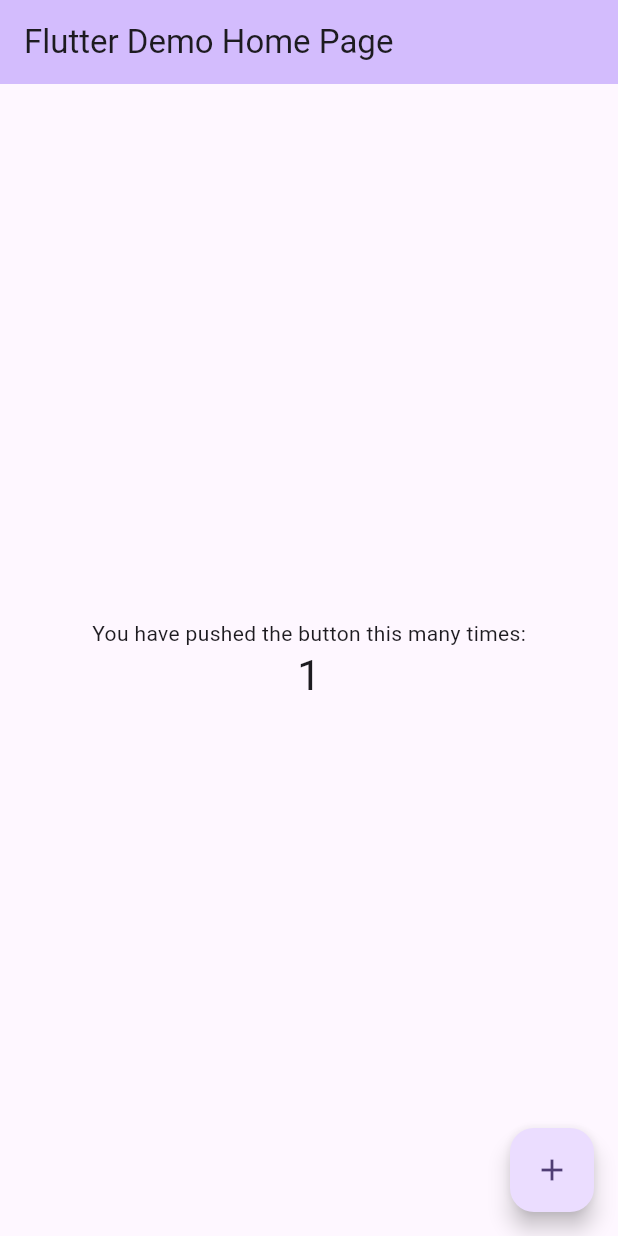
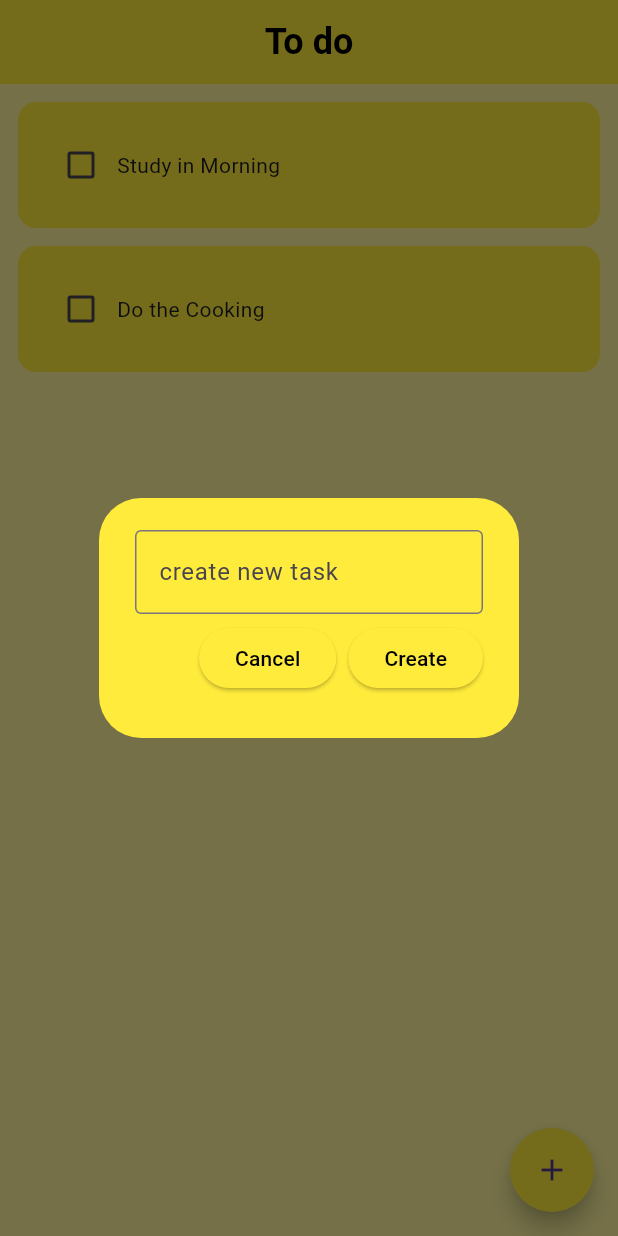
Before and after one commit to jitu-yadav/TodoApp-Flutter, a Flutter app: the screen it shows after launch, after a tap on the "add" icon, on a phone screen of 412 x 824 dp. Run offline on Flutter 3.47's test engine with Material 3 defaults, Android fonts, the phone set to English and light mode, and no system bars; drawn by our look-alikes of flutter_slidable; our stand-ins replace hive, hive_flutter; accounts and stored records are empty.

Commit message:
Added hive database for todo app.

```diff
--- /dev/null
+++ b/lib/data/todo_database.dart
@@ -0,0 +1,27 @@
+import 'package:hive_flutter/hive_flutter.dart';
+
+class TodoDatabase {
+
+  List todoList = [];
+
+  final _myBox = Hive.box("mybox");
+
+  //Create default data when user launch app for the first time ever
+  void createDefaultData() {
+    todoList = [
+    ["Study in Morning", false],
+    ["Do the Cooking", false],
+  ];
+  }
+
+  //Get the data from database
+  void loadData() {
+    todoList = _myBox.get("TODOLIST");
+  }
+
+  //update the database on change of data
+  void updateTodoData() {
+    _myBox.put("TODOLIST", todoList);
+  }
+
+}
--- a/lib/main.dart
+++ b/lib/main.dart
@@ -1,6 +1,13 @@
 import 'package:flutter/material.dart';
+import 'package:hive_flutter/hive_flutter.dart';
+import 'package:todo_application/pages/home_page.dart';
 
-void main() {
+void main() async {
+
+  await Hive.initFlutter();
+
+  var box = await Hive.openBox("mybox");
+
   runApp(const MyApp());
 }
 
@@ -11,112 +18,11 @@ class MyApp extends StatelessWidget {
   @override
   Widget build(BuildContext context) {
     return MaterialApp(
-      title: 'Flutter Demo',
+      debugShowCheckedModeBanner: false,
+      home: HomePage(),
       theme: ThemeData(
-        // This is the theme of your application.
-        //
-        // TRY THIS: Try running your application with "flutter run". You'll see
-        // the application has a purple toolbar. Then, without quitting the app,
-        // try changing the seedColor in the colorScheme below to Colors.green
-        // and then invoke "hot reload" (save your changes or press the "hot
-        // reload" button in a Flutter-supported IDE, or press "r" if you used
-        // the command line to start the app).
-        //
-        // Notice that the counter didn't reset back to zero; the application
-        // state is not lost during the reload. To reset the state, use hot
-        // restart instead.
-        //
-        // This works for code too, not just values: Most code changes can be
-        // tested with just a hot reload.
-        colorScheme: ColorScheme.fromSeed(seedColor: Colors.deepPurple),
+        appBarTheme: const AppBarTheme(backgroundColor: Colors.yellow),
       ),
-      home: const MyHomePage(title: 'Flutter Demo Home Page'),
     );
   }
 }
-
-class MyHomePage extends StatefulWidget {
-  const MyHomePage({super.key, required this.title});
-
-  // This widget is the home page of your application. It is stateful, meaning
-  // that it has a State object (defined below) that contains fields that affect
-  // how it looks.
-
-  // This class is the configuration for the state. It holds the values (in this
-  // case the title) provided by the parent (in this case the App widget) and
-  // used by the build method of the State. Fields in a Widget subclass are
-  // always marked "final".
-
-  final String title;
-
-  @override
-  State<MyHomePage> createState() => _MyHomePageState();
-}
-
-class _MyHomePageState extends State<MyHomePage> {
-  int _counter = 0;
-
-  void _incrementCounter() {
-    setState(() {
-      // This call to setState tells the Flutter framework that something has
-      // changed in this State, which causes it to rerun the build method below
-      // so that the display can reflect the updated values. If we changed
-      // _counter without calling setState(), then the build method would not be
-      // called again, and so nothing would appear to happen.
-      _counter++;
-    });
-  }
-
-  @override
-  Widget build(BuildContext context) {
-    // This method is rerun every time setState is called, for instance as done
-    // by the _incrementCounter method above.
-    //
-    // The Flutter framework has been optimized to make rerunning build methods
-    // fast, so that you can just rebuild anything that needs updating rather
-    // than having to individually change instances of widgets.
-    return Scaffold(
-      appBar: AppBar(
-        // TRY THIS: Try changing the color here to a specific color (to
-        // Colors.amber, perhaps?) and trigger a hot reload to see the AppBar
-        // change color while the other colors stay the same.
-        backgroundColor: Theme.of(context).colorScheme.inversePrimary,
-        // Here we take the value from the MyHomePage object that was created by
-        // the App.build method, and use it to set our appbar title.
-        title: Text(widget.title),
-      ),
-      body: Center(
-        // Center is a layout widget. It takes a single child and positions it
-        // in the middle of the parent.
-        child: Column(
-          // Column is also a layout widget. It takes a list of children and
-          // arranges them vertically. By default, it sizes itself to fit its
-          // children horizontally, and tries to be as tall as its parent.
-          //
-          // Column has various properties to control how it sizes itself and
-          // how it positions its children. Here we use mainAxisAlignment to
-          // center the children vertically; the main axis here is the vertical
-          // axis because Columns are vertical (the cross axis would be
-          // horizontal).
-          //
-          // TRY THIS: Invoke "debug painting" (choose the "Toggle Debug Paint"
-          // action in the IDE, or press "p" in the console), to see the
-          // wireframe for each widget.
-          mainAxisAlignment: MainAxisAlignment.center,
-          children: <Widget>[
-            const Text('You have pushed the button this many times:'),
-            Text(
-              '$_counter',
-              style: Theme.of(context).textTheme.headlineMedium,
-            ),
-          ],
-        ),
-      ),
-      floatingActionButton: FloatingActionButton(
-        onPressed: _incrementCounter,
-        tooltip: 'Increment',
-        child: const Icon(Icons.add),
-      ), // This trailing comma makes auto-formatting nicer for build methods.
-    );
-  }
-}
--- /dev/null
+++ b/lib/pages/home_page.dart
@@ -0,0 +1,114 @@
+import 'package:flutter/material.dart';
+import 'package:hive/hive.dart';
+import 'package:todo_application/data/todo_database.dart';
+import 'package:todo_application/util/create_task_dialog.dart';
+import 'package:todo_application/util/todo_tile.dart';
+
+class HomePage extends StatefulWidget {
+  HomePage({super.key});
+
+  @override
+  State<HomePage> createState() => _HomePageState();
+}
+
+class _HomePageState extends State<HomePage> {
+
+  //Reference to hive box
+  final _myBox = Hive.box("mybox");
+  TodoDatabase db = TodoDatabase();
+
+  final _controller = TextEditingController();
+
+  @override
+  void initState() {
+    if(_myBox.get("TODOLIST") == null) {
+      db.createDefaultData();
+    } else {
+      db.loadData();
+    }
+
+    super.initState();
+  }
+
+  //Checkbox clicked
+  void onCheckBoxChanged(bool? value, int index) {
+    setState(() {
+      db.todoList[index][1] = value;
+    });
+  }
+
+  //Update new task
+  void updateNewTask() {
+    setState(() {
+      db.todoList.add([_controller.text, false]);
+      _controller.clear();
+    });
+
+    db.updateTodoData();
+
+    Navigator.of(context).pop();
+  }
+
+  //Delete Task
+  void deleteTask(int index) {
+    setState(() {
+      db.todoList.removeAt(index);
+    });
+
+    db.updateTodoData();
+  }
+
+  //Dialogbox
+  void createTaskDialog() {
+    showDialog(
+      context: context,
+      builder: (context) {
+        return CreateTaskDialog(
+          controller: _controller,
+          onCancel: () {
+            Navigator.of(context).pop();
+          },
+          onSave: updateNewTask,
+        );
+      },
+    );
+  }
+
+  @override
+  Widget build(BuildContext context) {
+    return Scaffold(
+      backgroundColor: Colors.yellow[200],
+      //App bar
+      appBar: AppBar(
+        title: Center(child: Text("To do")),
+        titleTextStyle: TextStyle(
+          fontWeight: FontWeight.bold,
+          fontSize: 24,
+          color: Colors.black,
+        ),
+      ),
+
+      // Todo list UI
+      body: ListView.builder(
+        itemCount: db.todoList.length,
+        itemBuilder: (context, index) {
+          return TodoTile(
+            taskName: db.todoList[index][0],
+            isTaskCompleted: db.todoList[index][1],
+            onChanged: (value) => {onCheckBoxChanged(value, index)},
+            onDelete: (context) => {
+              deleteTask(index)
+            },
+          );
+        },
+      ),
+
+      floatingActionButton: FloatingActionButton(
+        onPressed: createTaskDialog,
+        child: Icon(Icons.add),
+        shape: OvalBorder(),
+        backgroundColor: Colors.yellow,
+      ),
+    );
+  }
+}
--- /dev/null
+++ b/lib/util/create_task_dialog.dart
@@ -0,0 +1,49 @@
+import 'package:flutter/material.dart';
+import 'package:todo_application/util/my_button.dart';
+
+class CreateTaskDialog extends StatelessWidget {
+
+  final TextEditingController? controller;
+  VoidCallback onSave;
+  VoidCallback onCancel;
+
+  CreateTaskDialog({super.key, required this.controller, required this.onCancel, required this.onSave});
+
+  @override
+  Widget build(BuildContext context) {
+    return AlertDialog(
+      backgroundColor: Colors.yellow,
+      content: Container(
+        height: 120,
+        child: Column(
+          mainAxisAlignment: MainAxisAlignment.spaceEvenly,
+          children: [
+            //Input field
+            TextField(
+              controller: controller,
+              decoration: InputDecoration(
+                hintText: "create new task",
+                border: OutlineInputBorder(),
+              ),
+            ),
+
+            //Buttons
+            Row(
+              mainAxisAlignment: MainAxisAlignment.end,
+              children: [
+                //cancel button
+                MyButton(btnText: "Cancel", btnAction: onCancel),
+
+                //Space between 2 buttons
+                SizedBox(width: 8),
+
+                //save button
+                MyButton(btnText: "Create", btnAction: onSave),
+              ],
+            ),
+          ],
+        ),
+      ),
+    );
+  }
+}
--- /dev/null
+++ b/lib/util/my_button.dart
@@ -0,0 +1,21 @@
+import 'package:flutter/material.dart';
+
+class MyButton extends StatelessWidget {
+
+  String btnText;
+  VoidCallback btnAction;
+
+  MyButton({super.key, required this.btnText, required this.btnAction});
+
+  @override
+  Widget build(BuildContext context) {
+    return ElevatedButton(onPressed: btnAction,
+    style: ElevatedButton.styleFrom(
+      backgroundColor: Colors.yellow,
+      foregroundColor: Colors.black
+    ),
+    child: Text(
+      btnText,
+    ),);
+  }
+}
--- /dev/null
+++ b/lib/util/todo_tile.dart
@@ -0,0 +1,63 @@
+import 'package:flutter/material.dart';
+import 'package:flutter_slidable/flutter_slidable.dart';
+
+class TodoTile extends StatelessWidget {
+  String taskName;
+  bool isTaskCompleted;
+  Function(bool?)? onChanged;
+  Function(BuildContext)? onDelete;
+
+  TodoTile({
+    super.key,
+    required this.taskName,
+    required this.isTaskCompleted,
+    required this.onChanged,
+    required this.onDelete,
+  });
+
+  @override
+  Widget build(BuildContext context) {
+    return Padding(
+      padding: const EdgeInsets.only(left: 12.0, right: 12, top: 12),
+      child: Slidable(
+        endActionPane: ActionPane(
+          motion: StretchMotion(),
+          children: [
+            SlidableAction(
+              onPressed: onDelete,
+              icon: Icons.delete,
+              backgroundColor: Colors.red,
+              borderRadius: BorderRadius.all(Radius.circular(12)),
+            ),
+          ],
+        ),
+
+        child: Container(
+          decoration: BoxDecoration(
+            color: Colors.yellow,
+            borderRadius: BorderRadius.circular(12),
+          ),
+          padding: EdgeInsets.all(18),
+          child: Row(
+            children: [
+              Checkbox(
+                value: isTaskCompleted,
+                onChanged: onChanged,
+                activeColor: Colors.black,
+              ),
+
+              Text(
+                taskName,
+                style: TextStyle(
+                  decoration: isTaskCompleted
+                      ? TextDecoration.lineThrough
+                      : TextDecoration.none,
+                ),
+              ),
+            ],
+          ),
+        ),
+      ),
+    );
+  }
+}
--- a/pubspec.yaml
+++ b/pubspec.yaml
@@ -30,14 +30,19 @@ environment:
 dependencies:
   flutter:
     sdk: flutter
+  hive: ^2.2.3
+  hive_flutter: ^1.1.0
 
   # The following adds the Cupertino Icons font to your application.
   # Use with the CupertinoIcons class for iOS style icons.
   cupertino_icons: ^1.0.8
+  flutter_slidable: ^4.0.0
 
 dev_dependencies:
   flutter_test:
     sdk: flutter
+  hive_generator: ^2.0.1
+  build_runner: ^2.4.13
 
   # The "flutter_lints" package below contains a set of recommended lints to
   # encourage good coding practices. The lint set provided by the package is
```
Also changed, not shown: lib/home_page.dart (deleted), pubspec.lock, 7 other files.
